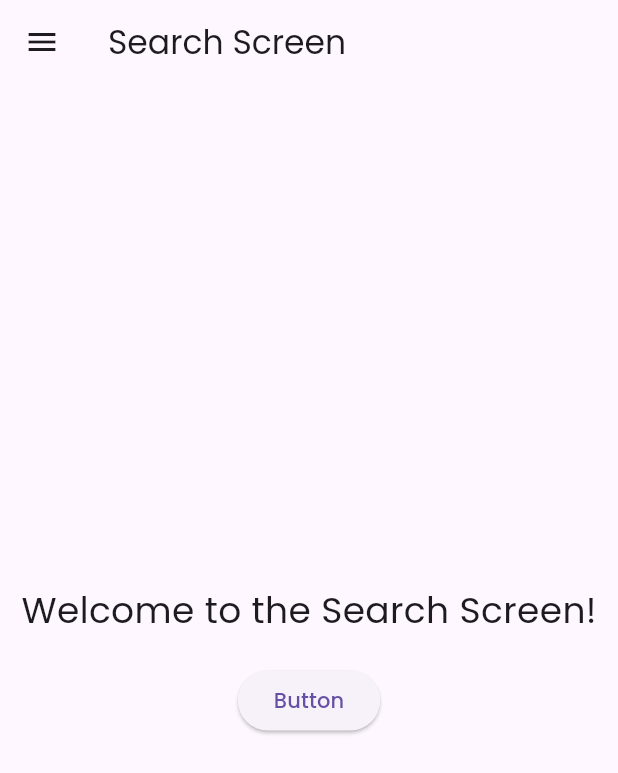
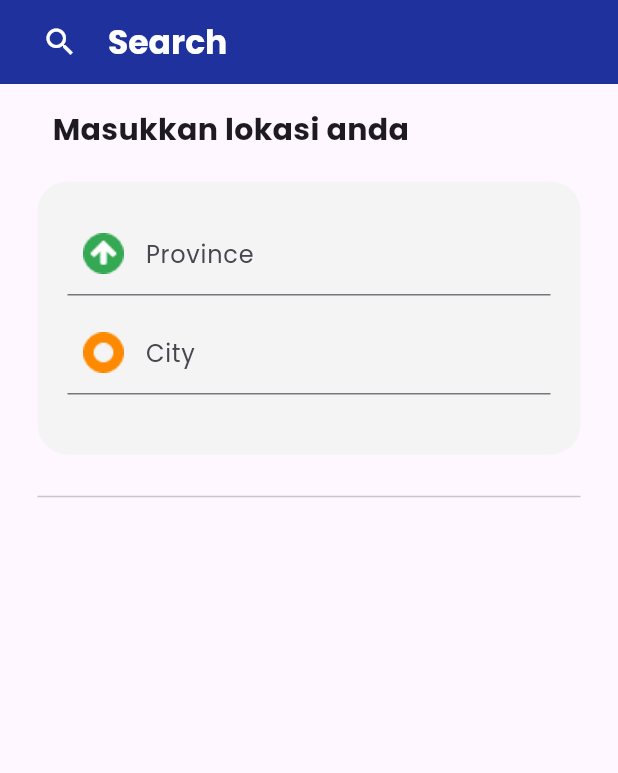
Before and after one commit to rayhanzz772/pmi_jateng, a Flutter app: the SearchScreen screen opened directly, on a phone screen of 412 x 824 dp. Shown: the top 773 px of the screen. Run offline on Flutter 3.47's test engine with Material 3 defaults, Android fonts, the phone set to English and light mode, and no system bars; our stand-ins replace animated_bottom_navigation_bar, bloc, equatable, firebase_auth, firebase_core, flutter_bloc; accounts and stored records are empty.

Commit message:
notif and search screen with state

```diff
--- /dev/null
+++ b/lib/blocs/search/search_screen_bloc.dart
@@ -0,0 +1,101 @@
+// search_screen_event.dart
+import 'package:equatable/equatable.dart';
+import 'package:flutter_bloc/flutter_bloc.dart';
+
+abstract class SearchScreenEvent extends Equatable {
+  const SearchScreenEvent();
+
+  @override
+  List<Object> get props => [];
+}
+
+class SearchItems extends SearchScreenEvent {
+  final String province;
+  final String city;
+
+  const SearchItems({required this.province, required this.city});
+
+  @override
+  List<Object> get props => [province, city];
+}
+
+// search_screen_state.dart
+
+abstract class SearchScreenState extends Equatable {
+  const SearchScreenState();
+
+  @override
+  List<Object> get props => [];
+}
+
+class SearchScreenInitial extends SearchScreenState {}
+
+class SearchScreenLoading extends SearchScreenState {}
+
+class SearchScreenLoaded extends SearchScreenState {
+  final List<String> items; // Example: List of items
+
+  const SearchScreenLoaded(this.items);
+
+  @override
+  List<Object> get props => [items];
+}
+
+class SearchScreenError extends SearchScreenState {
+  final String error;
+
+  const SearchScreenError(this.error);
+
+  @override
+  List<Object> get props => [error];
+}
+
+class SearchScreenBloc extends Bloc<SearchScreenEvent, SearchScreenState> {
+  SearchScreenBloc() : super(SearchScreenInitial()) {
+    on<SearchItems>(_onSearchItems);
+  }
+
+  Future<void> _onSearchItems(
+    SearchItems event,
+    Emitter<SearchScreenState> emit,
+  ) async {
+    emit(SearchScreenLoading());
+    try {
+      // Simulate fetching items based on province and city
+      await Future.delayed(Duration(seconds: 2));
+      List<String> items =
+          _fetchItemsByProvinceAndCity(event.province, event.city);
+      emit(SearchScreenLoaded(items));
+    } catch (e) {
+      emit(SearchScreenError("Failed to load items"));
+    }
+  }
+
+  List<String> _fetchItemsByProvinceAndCity(String province, String city) {
+    // Example logic to filter items based on province and city
+    // Replace this with your actual data fetching logic
+    List<String> items = [
+      "Rumah Sakit Diponegoro:Jawa Tengah:Semarang:assets/images/rs_diponegoro.png",
+      "Rumah Sakit Magelang:Jawa Tengah:Magelang:assets/images/rs_magelang.png",
+      "Rumah Sakit Banyumanik:Jawa Tengah:Semarang:assets/images/rs_banyumanik.png",
+    ];
+    List<String> filteredItems = [];
+
+    for (String item in items) {
+      List<String> parts = item.split(':');
+      if (parts.length == 4 && parts[1] == province && parts[2] == city) {
+        // Create an object to represent each item
+        String hospitalName = parts[0];
+        String province = parts[1];
+        String city = parts[2];
+        String imagePath = parts[3];
+
+        // Add item information to the list
+        String formattedItem = '$hospitalName:$province:$city:$imagePath';
+        filteredItems.add(formattedItem);
+      }
+    }
+
+    return filteredItems;
+  }
+}
--- a/lib/views/search_screen/search_screen.dart
+++ b/lib/views/search_screen/search_screen.dart
@@ -1,61 +1,174 @@
-// Search_screen.dart
 import 'package:flutter/material.dart';
+import 'package:flutter_bloc/flutter_bloc.dart';
+import 'package:nuraga_app/blocs/search/search_screen_bloc.dart';
+import 'package:nuraga_app/utils/color/constant.dart';
 
 class SearchScreen extends StatelessWidget {
   @override
   Widget build(BuildContext context) {
     return Scaffold(
       appBar: AppBar(
-        title: Text('Search Screen'),
-      ),
-      drawer: Drawer(
-        child: ListView(
-          padding: EdgeInsets.zero,
-          children: <Widget>[
-            DrawerHeader(
-              decoration: BoxDecoration(
-                color: Colors.blue,
+        backgroundColor: kPrimaryColor,
+        automaticallyImplyLeading: false, // This removes the default back arrow
+        title: Row(
+          children: [
+            IconButton(
+              icon: Icon(
+                Icons.search,
+                color: Colors.white,
               ),
-              child: Text(
-                'Drawer Header',
-                style: TextStyle(
-                  color: Colors.white,
-                  fontSize: 24,
-                ),
-              ),
-            ),
-            ListTile(
-              title: Text('Search'),
-              onTap: () {
-                Navigator.pop(context);
+              onPressed: () {
+                // Handle notification icon press if needed
               },
             ),
-            ListTile(
-              leading: Icon(Icons.settings),
-              title: Text('Settings'),
-              onTap: () {
-                Navigator.pop(context);
-              },
+            SizedBox(width: 8), // Optional spacing
+            Text(
+              'Search',
+              style:
+                  TextStyle(color: Colors.white, fontWeight: FontWeight.bold),
             ),
           ],
         ),
       ),
-      body: Center(
-        child: Column(
-          mainAxisAlignment: MainAxisAlignment.center,
-          children: <Widget>[
-            Text(
-              'Welcome to the Search Screen!',
-              style: TextStyle(fontSize: 24),
-            ),
-            SizedBox(height: 20),
-            ElevatedButton(
-              onPressed: () {
-                // Add your onPressed code here!
-              },
-              child: Text('Button'),
-            ),
-          ],
+      body: BlocProvider(
+        create: (context) => SearchScreenBloc(),
+        child: SearchPage(),
+      ),
+    );
+  }
+}
+
+class SearchPage extends StatefulWidget {
+  @override
+  _SearchPageState createState() => _SearchPageState();
+}
+
+class _SearchPageState extends State<SearchPage> {
+  final _formKey = GlobalKey<FormState>();
+  final _provinceController = TextEditingController();
+  final _cityController = TextEditingController();
+  late SearchScreenBloc _searchScreenBloc;
+
+  @override
+  void initState() {
+    super.initState();
+    _searchScreenBloc = context.read<SearchScreenBloc>();
+    _provinceController.addListener(_onInputChange);
+    _cityController.addListener(_onInputChange);
+  }
+
+  @override
+  void dispose() {
+    _provinceController.removeListener(_onInputChange);
+    _cityController.removeListener(_onInputChange);
+    _provinceController.dispose();
+    _cityController.dispose();
+    super.dispose();
+  }
+
+  void _onInputChange() {
+    if (_formKey.currentState!.validate()) {
+      String province = _provinceController.text;
+      String city = _cityController.text;
+      _searchScreenBloc.add(SearchItems(province: province, city: city));
+    }
+  }
+
+  @override
+  Widget build(BuildContext context) {
+    return Scaffold(
+      body: Padding(
+        padding: EdgeInsets.only(left: 25, right: 25, top: 16, bottom: 16),
+        child: Form(
+          key: _formKey,
+          child: Column(
+            crossAxisAlignment: CrossAxisAlignment.start,
+            children: <Widget>[
+              Padding(
+                padding: const EdgeInsets.only(left: 10.0),
+                child: Text(
+                  "Masukkan lokasi anda",
+                  style: TextStyle(fontWeight: FontWeight.bold, fontSize: 20),
+                ),
+              ),
+              SizedBox(height: 20),
+              Container(
+                decoration: BoxDecoration(
+                  borderRadius: BorderRadius.circular(20.0),
+                  color: kPrimaryGrey,
+                ),
+                padding:
+                    EdgeInsets.only(top: 20, left: 20, bottom: 20, right: 20),
+                child: Column(
+                  children: [
+                    TextFormField(
+                      controller: _provinceController,
+                      decoration: InputDecoration(
+                        labelText: 'Province',
+                        prefixIcon:
+                            Image.asset('assets/images/province_icon.png'),
+                      ),
+                      validator: (value) {
+                        if (value == null || value.isEmpty) {
+                          return 'Please enter a province';
+                        }
+                        return null;
+                      },
+                    ),
+                    SizedBox(height: 10.0),
+                    TextFormField(
+                      controller: _cityController,
+                      decoration: InputDecoration(
+                        labelText: 'City',
+                        prefixIcon: Image.asset('assets/images/city_icon.png'),
+                      ),
+                      validator: (value) {
+                        if (value == null || value.isEmpty) {
+                          return 'Please enter a city';
+                        }
+                        return null;
+                      },
+                    ),
+                    SizedBox(height: 20.0),
+                  ],
+                ),
+              ),
+              SizedBox(height: 20.0),
+              Divider(),
+              BlocBuilder<SearchScreenBloc, SearchScreenState>(
+                builder: (context, state) {
+                  if (state is SearchScreenLoading) {
+                    return CircularProgressIndicator();
+                  } else if (state is SearchScreenLoaded) {
+                    return Expanded(
+                      child: ListView.builder(
+                        itemCount: state.items.length,
+                        itemBuilder: (context, index) {
+                          var item = state.items[index].split(':');
+                          String hospitalName = item[0];
+                          String province = item[1];
+                          String city = item[2];
+                          String imagePath = item[3];
+
+                          return ListTile(
+                            title: Text(hospitalName),
+                            subtitle: Text('$province, $city'),
+                            leading: CircleAvatar(
+                              backgroundImage: AssetImage(imagePath),
+                            ),
+                          );
+                        },
+                      ),
+                    );
+                  } else if (state is SearchScreenError) {
+                    return Text(state.error,
+                        style: TextStyle(color: Colors.red));
+                  }
+                  return SizedBox.shrink();
+                },
+              ),
+            ],
+          ),
         ),
       ),
     );
--- a/lib/views/sign_in/sign_in.dart
+++ b/lib/views/sign_in/sign_in.dart
@@ -143,6 +143,7 @@ class BoxForm extends StatelessWidget {
                 SizedBox(height: 16.0),
                 TextField(
                   controller: passwordController,
+                  obscureText: true,
                   decoration: InputDecoration(
                     labelText: 'Password',
                     labelStyle: TextStyle(
--- a/lib/views/sign_up/sign_up.dart
+++ b/lib/views/sign_up/sign_up.dart
@@ -112,6 +112,7 @@ class SignUpScreen extends StatelessWidget {
                                       SizedBox(height: 16.0),
                                       TextField(
                                         controller: passwordController,
+                                        obscureText: true,
                                         decoration: InputDecoration(
                                           labelText: 'Password',
                                           labelStyle: TextStyle(
@@ -123,6 +124,7 @@ class SignUpScreen extends StatelessWidget {
                                       SizedBox(height: 16.0),
                                       TextField(
                                         controller: confirmpasswordController,
+                                        obscureText: true,
                                         decoration: InputDecoration(
                                           labelText: 'Confirm Password',
                                           labelStyle: TextStyle(
```
Also changed, not shown: lib/blocs/notification/notification_bloc.dart (added, +104 -0 lines), lib/views/notification_screen/notification_screen.dart (+70 -51 lines), assets/images/city_icon.png (added), assets/images/province_icon.png (added), assets/images/rs_banyumanik.png (added), assets/images/rs_diponegoro.png (added), assets/images/rs_magelang.png (added).
